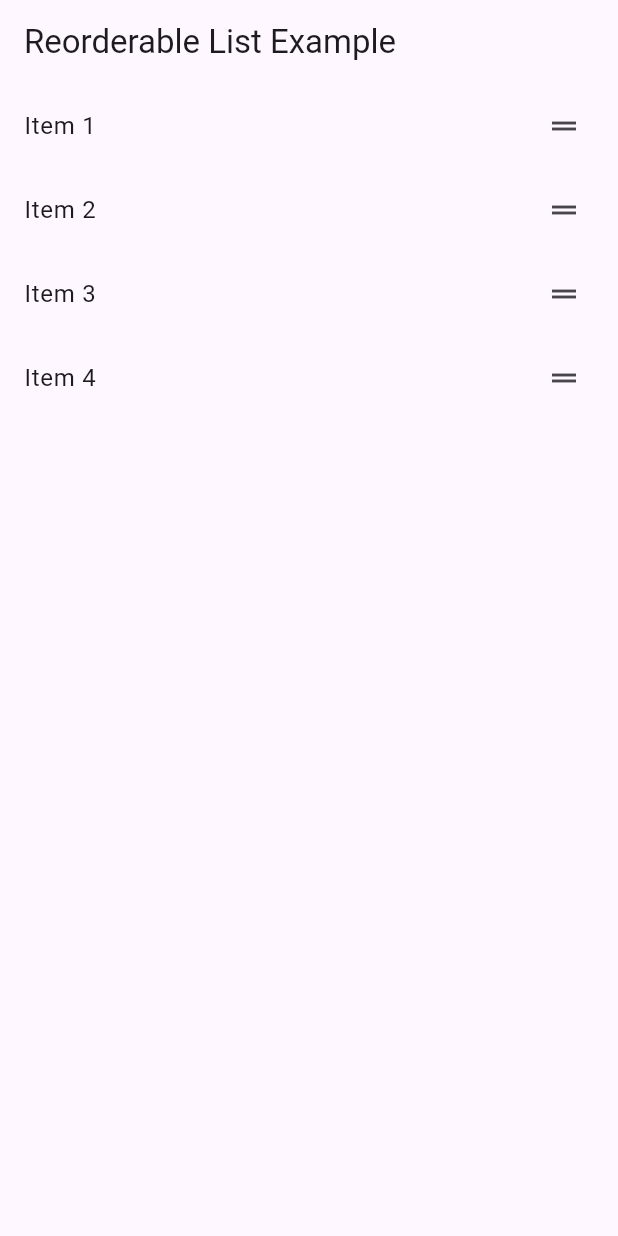
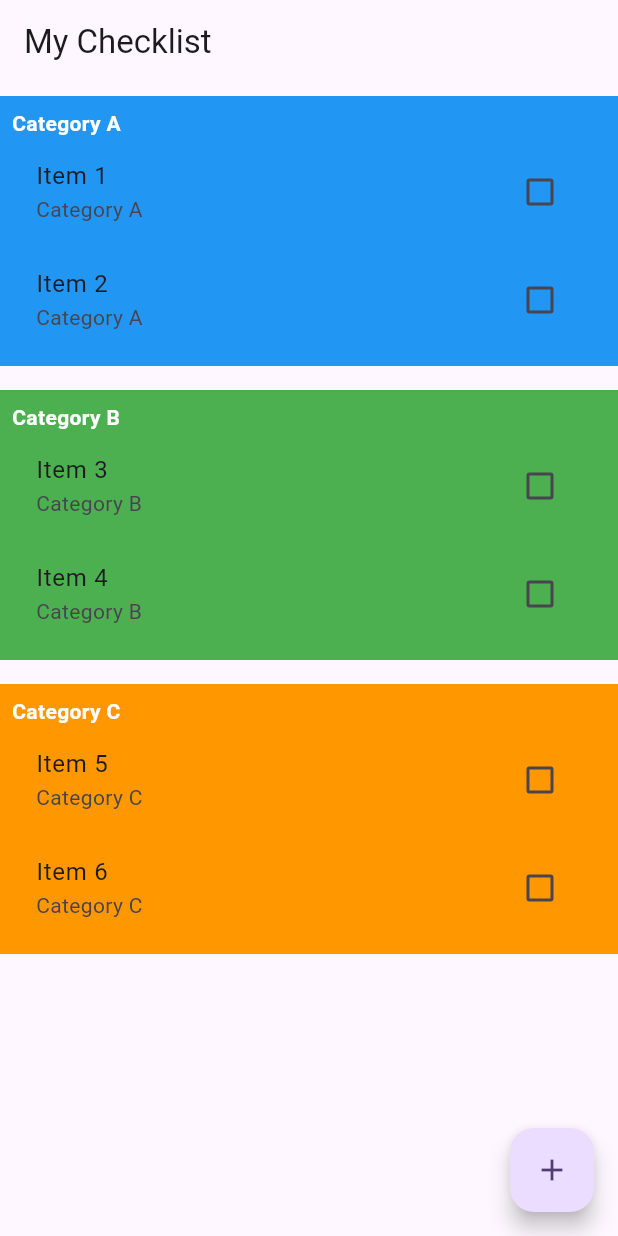
Before and after one commit to l3miage-tornambd/trainingflutter, a Flutter app: the screen it shows after launch, on a phone screen of 412 x 824 dp. Run offline on Flutter 3.47's test engine with Material 3 defaults, Android fonts, the phone set to English and light mode, and no system bars; our stand-ins replace webview_flutter.

Commit message:
Ajout categories

```diff
--- a/lib/main.dart
+++ b/lib/main.dart
@@ -1,9 +1,8 @@
 import 'package:flutter/material.dart';
-import 'package:projects/pages/ReorderableExample.dart';
+import 'package:projects/pages/TestPage.dart';
 import 'package:projects/widgets/CustomBottomBar.dart';
 import 'package:provider/provider.dart';
 
-import 'models/CheckListNotifier.dart';
 
 void main() {
   runApp(
@@ -41,7 +40,7 @@ class MyApp extends StatelessWidget {
         colorScheme: ColorScheme.fromSeed(seedColor: Colors.deepPurple),
         useMaterial3: true,
       ),
-      home: ReorderableExample(),
+      home: TestPage(),
     );
   }
 }
--- a/lib/models/CheckListNotifier.dart
+++ b/lib/models/CheckListNotifier.dart
@@ -9,12 +9,20 @@ class Item {
   Item({required this.id, required this.description, required this.category, this.isDone = false});
 }
 
+class Category {
+  final String name;
+  final Color backgroundColor;
+  final List<Item> items;
+
+  Category({required this.name, required this.backgroundColor, required this.items});
+}
+
 class CheckList {
   final int id;
   final String title;
-  final List<Item> items;
+  final List<Category> categories;
 
-  CheckList({required this.id, required this.title, required this.items});
+  CheckList({required this.id, required this.title, required this.categories});
 }
 
 class CheckListNotifier extends ChangeNotifier {
@@ -22,26 +30,66 @@ class CheckListNotifier extends ChangeNotifier {
   final List<CheckList> checkLists = [
     CheckList(
       id: 1,
-      title: 'Checklist 1',
-      items: [
-        Item(id:101, description: 'Item 1', category: 'Categorie A'),
-        Item(id:102, description: 'Item 2', category: 'Categorie B'),
+      title: 'My Checklist 1',
+      categories: [
+        Category(
+          name: 'Category A',
+          backgroundColor: Colors.blue,
+          items: [
+            Item(id: 101, description: 'Item 1', category: 'Category A'),
+            Item(id: 102, description: 'Item 2', category: 'Category A'),
+          ],
+        ),
+        Category(
+          name: 'Category B',
+          backgroundColor: Colors.green,
+          items: [
+            Item(id: 201, description: 'Item 3', category: 'Category B'),
+            Item(id: 202, description: 'Item 4', category: 'Category B'),
+          ],
+        ),
+        Category(
+          name: 'Category C',
+          backgroundColor: Colors.orange,
+          items: [
+            Item(id: 301, description: 'Item 5', category: 'Category C'),
+            Item(id: 302, description: 'Item 6', category: 'Category C'),
+          ],
+        ),
       ],
     ),
     CheckList(
       id: 2,
-      title: 'Checklist 2',
-      items: [
-        Item(id:201, description: 'Monter', category: 'Categorie A'),
-        Item(id:202, description: 'Descendre', category: 'Categorie B'),
+      title: 'My Checklist 2',
+      categories: [
+        Category(
+          name: 'Category A',
+          backgroundColor: Colors.blue,
+          items: [
+            Item(id: 101, description: 'Item 1', category: 'Category A'),
+            Item(id: 102, description: 'Item 2', category: 'Category A'),
+          ],
+        ),
+        Category(
+          name: 'Category B',
+          backgroundColor: Colors.green,
+          items: [
+            Item(id: 201, description: 'Item 3', category: 'Category B'),
+            Item(id: 202, description: 'Item 4', category: 'Category B'),
+          ],
+        ),
+        Category(
+          name: 'Category C',
+          backgroundColor: Colors.orange,
+          items: [
+            Item(id: 301, description: 'Item 5', category: 'Category C'),
+            Item(id: 302, description: 'Item 6', category: 'Category C'),
+          ],
+        ),
       ],
     ),
   ];
 
-  void toggleItem(CheckList checkList, Item item) {
-    item.isDone = !item.isDone;
-    notifyListeners();
-  }
 
   void addCheckList(List<CheckList> checkLists, CheckList checkList) {
     print('Checklist id: ${checkList.id}');
@@ -54,23 +102,14 @@ class CheckListNotifier extends ChangeNotifier {
     notifyListeners();
   }
 
-  void addItem(CheckList checkList, Item item) {
+  void addItem(CheckList checkList, int categoryIndex, Item item) {
     print('Item id: ${item.id}');
-    checkList.items.add(item);
+    checkList.categories[categoryIndex].items.add(item);
     notifyListeners();
   }
 
-  void removeItem(CheckList checkList, Item item) {
-    checkList.items.remove(item);
-    notifyListeners();
-  }
-
-  void reorderItems(CheckList checkList, int oldIndex, int newIndex) {
-    if (newIndex > oldIndex) {
-      newIndex -= 1;
-    }
-    final item = checkList.items.removeAt(oldIndex);
-    checkList.items.insert(newIndex, item);
+  void removeItem(CheckList checkList, int categoryIndex, Item item) {
+    checkList.categories[categoryIndex].items.remove(item);
     notifyListeners();
   }
 
@@ -82,4 +121,42 @@ class CheckListNotifier extends ChangeNotifier {
     checkLists.insert(newIndex, checkList);
     notifyListeners();
   }
+
+  void reorderCategories(int oldIndex, int newIndex) {
+    if (oldIndex < newIndex) {
+      newIndex -= 1;
+    }
+    final category = checkLists.categories.removeAt(oldIndex);
+    checkLists.categories.insert(newIndex, category);
+    notifyListeners();
+  }
+
+  void reorderItemsInCategory(int categoryIndex, int oldIndex, int newIndex) {
+    if (oldIndex < newIndex) {
+      newIndex -= 1;
+    }
+    final category = checkLists.categories[categoryIndex];
+    final item = category.items.removeAt(oldIndex);
+    category.items.insert(newIndex, item);
+    notifyListeners();
+  }
+
+  void toggleItem(int categoryIndex, int itemIndex) {
+    final item = checkLists.categories[categoryIndex].items[itemIndex];
+    item.isDone = !item.isDone;
+    notifyListeners();
+  }
+
+  void addItemToCategory(int categoryIndex) {
+    final category = checkLists.categories[categoryIndex];
+    category.items.add(
+      Item(
+        id: category.items.length + 1,
+        description: 'New Item ${category.items.length + 1}',
+        category: category.name,
+      ),
+    );
+    notifyListeners();
+  }
+
 }
--- a/lib/pages/CheckListItemPage.dart
+++ b/lib/pages/CheckListItemPage.dart
@@ -13,6 +13,14 @@ class CheckListItemPage extends StatelessWidget {
 
     final checkListNotifier = context.watch<CheckListNotifier>();
 
+    final itemsByCategory = <String, List<Item>>{};
+    for (var item in checkList.items) {
+      if (!itemsByCategory.containsKey(item.category)) {
+        itemsByCategory[item.category] = [];
+      }
+      itemsByCategory[item.category]!.add(item);
+    }
+
     return Scaffold(
       appBar: AppBar(title: Text(checkList.title)),
       body: ReorderableListView.builder(
@@ -21,8 +29,9 @@ class CheckListItemPage extends StatelessWidget {
           checkListNotifier.reorderItems(checkList, oldIndex, newIndex);
         },
         itemBuilder: (context, index) {
-          final item = checkList.items[index];
-          return buildItem(checkListNotifier, index, item, checkList);
+          final String category = itemsByCategory.keys.toList()[index];
+          final List<Item>? items = itemsByCategory[category];
+          return buildItem(checkListNotifier, category, items, checkList);
         },
       ),
       floatingActionButton: FloatingActionButton(
@@ -31,8 +40,8 @@ class CheckListItemPage extends StatelessWidget {
             checkList,
             Item(
               id: ((checkList.id * 100) + checkList.items.length + 1),
-              description: 'New item',
-              category: 'Category',)
+              description: 'Item ${checkList.items.length + 1}',
+              category: 'Category A')
           );
         },
         child: Icon(Icons.add),
@@ -40,15 +49,24 @@ class CheckListItemPage extends StatelessWidget {
     );
   }
 
-  Widget buildItem(CheckListNotifier checkListNotifier, int index, Item item, CheckList checkList) {
-    return CheckboxListTile(
-      key: ValueKey(item.id), // Nécessaire pour ReorderableListView
-      title: Text(item.description),
-      subtitle: Text(item.category),
-      value: item.isDone,
-      onChanged: (bool? value) {
-        checkListNotifier.toggleItem(checkList, item);
-      },
+  Widget buildItem(CheckListNotifier checkListNotifier, String category, List<Item>? items, CheckList checkList) {
+    return ExpansionTile(
+      key: ValueKey(category),
+      title: Text(category),
+      children: items!.map((item) {
+        final itemIndex = checkList.items.indexOf(item);
+        return ReorderableDragStartListener(
+          key: ValueKey(item.id),
+          index: itemIndex,
+          child: CheckboxListTile(
+            title: Text(item.description),
+            value: item.isDone,
+            onChanged: (value) {
+              checkListNotifier.toggleItem(checkList, item);
+            },
+          ),
+        );
+      }).toList(),
     );
   }
 }
--- a/lib/pages/ReorderableExample.dart
+++ /dev/null
@@ -1,38 +0,0 @@
-import 'package:flutter/material.dart';
-
-class ReorderableExample extends StatefulWidget {
-  @override
-
-  _ReorderableExampleState createState() => _ReorderableExampleState();
-}
-
-class _ReorderableExampleState extends State<ReorderableExample> {
-
-  List<String> items = ['Item 1', 'Item 2', 'Item 3', 'Item 4'];
-
-  @override
-  Widget build(BuildContext context) {
-    return Scaffold(
-      appBar: AppBar(title: Text('Reorderable List Example')),
-      body: ReorderableListView(
-        onReorder: (oldIndex, newIndex) {
-          setState(() {
-            if (newIndex > oldIndex) newIndex -= 1; // Décale le nouvel index si nécessaire
-            final item = items.removeAt(oldIndex);  // Retire l'élément
-            items.insert(newIndex, item);           // Insère l'élément à la nouvelle position
-          });
-        },
-        children: List.generate(
-          items.length,
-              (index) {
-            return ListTile(
-              key: ValueKey(items[index]),  // Assurez-vous que chaque élément a une clé unique
-              title: Text(items[index]),
-              trailing: Icon(Icons.drag_handle),
-            );
-          },
-        ),
-      ),
-    );
-  }
-}
--- /dev/null
+++ b/lib/pages/TestPage.dart
@@ -0,0 +1,192 @@
+import 'package:flutter/material.dart';
+import 'package:provider/provider.dart';
+
+class Item {
+  final int id;
+  final String description;
+  final String category;
+  bool isDone;
+
+  Item({
+    required this.id,
+    required this.description,
+    required this.category,
+    this.isDone = false,
+  });
+}
+
+class Category {
+  final String name;
+  final Color backgroundColor;
+  final List<Item> items;
+
+  Category({
+    required this.name,
+    required this.backgroundColor,
+    required this.items,
+  });
+}
+
+class CheckList {
+  final String title;
+  final List<Category> categories;
+
+  CheckList({required this.title, required this.categories});
+}
+
+class CheckListNotifier extends ChangeNotifier {
+  CheckList checkList = CheckList(
+    title: 'My Checklist',
+    categories: [
+      Category(
+        name: 'Category A',
+        backgroundColor: Colors.blue,
+        items: [
+          Item(id: 1, description: 'Item 1', category: 'Category A'),
+          Item(id: 2, description: 'Item 2', category: 'Category A'),
+        ],
+      ),
+      Category(
+        name: 'Category B',
+        backgroundColor: Colors.green,
+        items: [
+          Item(id: 3, description: 'Item 3', category: 'Category B'),
+          Item(id: 4, description: 'Item 4', category: 'Category B'),
+        ],
+      ),
+      Category(
+        name: 'Category C',
+        backgroundColor: Colors.orange,
+        items: [
+          Item(id: 5, description: 'Item 5', category: 'Category C'),
+          Item(id: 6, description: 'Item 6', category: 'Category C'),
+        ],
+      ),
+    ],
+  );
+
+  void reorderCategories(int oldIndex, int newIndex) {
+    if (oldIndex < newIndex) {
+      newIndex -= 1;
+    }
+
+    final category = checkList.categories.removeAt(oldIndex);
+    checkList.categories.insert(newIndex, category);
+    notifyListeners();
+  }
+
+  void reorderItemsInCategory(int categoryIndex, int oldIndex, int newIndex) {
+    if (oldIndex < newIndex) {
+      newIndex -= 1;
+    }
+    final category = checkList.categories[categoryIndex];
+    final item = category.items.removeAt(oldIndex);
+    category.items.insert(newIndex, item);
+    notifyListeners();
+  }
+
+  void toggleItem(int categoryIndex, int itemIndex) {
+    final item = checkList.categories[categoryIndex].items[itemIndex];
+    item.isDone = !item.isDone;
+    notifyListeners();
+  }
+
+  void addItemToCategory(int categoryIndex) {
+    final category = checkList.categories[categoryIndex];
+    category.items.add(
+      Item(
+        id: category.items.length + 1,
+        description: 'New Item ${category.items.length + 1}',
+        category: category.name,
+      ),
+    );
+    notifyListeners();
+  }
+}
+
+
+
+class TestPage extends StatelessWidget {
+  @override
+  Widget build(BuildContext context) {
+    final checkListNotifier = context.watch<CheckListNotifier>();
+    final checkList = checkListNotifier.checkList;
+
+    return Scaffold(
+      appBar: AppBar(title: Text(checkList.title)),
+      body: ReorderableListView.builder(
+        itemCount: checkList.categories.length,
+        onReorder: (oldIndex, newIndex) {
+          checkListNotifier.reorderCategories(oldIndex, newIndex);
+        },
+        proxyDecorator: (child, index, animation) {
+          // Applique un style visuel aux catégories pendant le glissement
+          return Material(
+            elevation: 6,
+            color: Colors.grey.withOpacity(0.9),
+            child: child,
+          );
+        },
+        itemBuilder: (context, categoryIndex) {
+          final category = checkList.categories[categoryIndex];
+          return GestureDetector(
+            key: ValueKey(category.name),
+            onHorizontalDragStart: (_) {}, // Démarrage instantané
+            child: Container(
+              margin: const EdgeInsets.symmetric(vertical: 8.0),
+              padding: const EdgeInsets.all(8.0),
+              color: category.backgroundColor,
+              child: Column(
+                crossAxisAlignment: CrossAxisAlignment.start,
+                children: [
+                  Text(
+                    category.name,
+                    style: TextStyle(
+                      fontWeight: FontWeight.bold,
+                      color: Colors.white,
+                    ),
+                  ),
+                  ReorderableListView.builder(
+                    shrinkWrap: true,
+                    physics: NeverScrollableScrollPhysics(),
+                    itemCount: category.items.length,
+                    onReorder: (oldIndex, newIndex) {
+                      checkListNotifier.reorderItemsInCategory(
+                          categoryIndex, oldIndex, newIndex);
+                    },
+                    proxyDecorator: (child, index, animation) {
+                      // Style visuel pour les items
+                      return Material(
+                        elevation: 3,
+                        color: Colors.blue.withOpacity(0.8),
+                        child: child,
+                      );
+                    },
+                    itemBuilder: (context, itemIndex) {
+                      final item = category.items[itemIndex];
+                      return CheckboxListTile(
+                        key: ValueKey(item.id),
+                        title: Text(item.description),
+                        subtitle: Text(item.category),
+                        value: item.isDone,
+                        onChanged: (bool? value) {
+                          checkListNotifier.toggleItem(categoryIndex, itemIndex);
+                        },
+                      );
+                    },
+                  ),
+                ],
+              ),
+            ),
+          );
+        },
+      ),
+      floatingActionButton: FloatingActionButton(
+        onPressed: () {
+          checkListNotifier.addItemToCategory(0); // Ajoute dans la première catégorie par défaut
+        },
+        child: Icon(Icons.add),
+      ),
+    );
+  }
+}
--- a/lib/widgets/CustomBottomBar.dart
+++ b/lib/widgets/CustomBottomBar.dart
@@ -2,10 +2,6 @@ import 'package:flutter/material.dart';
 import 'package:projects/pages/CheckListsPage.dart';
 import 'package:projects/pages/HomePage.dart';
 import 'package:projects/pages/NotamPage.dart';
-import 'package:projects/pages/ReorderableExample.dart';
-import 'package:provider/provider.dart';
-
-import '../models/CheckListNotifier.dart';
 
 class CustomBottomBar extends StatefulWidget {
   const CustomBottomBar({super.key});
@@ -26,8 +22,7 @@ class _CustomBottomBarState extends State<CustomBottomBar> {
     customBody = [
       HomePage(title: 'Home Page'),
       CheckListsPage(title: 'Checklist'),
-      NotamPage(url: 'https://sofia-briefing.aviation-civile.gouv.fr/sofia/pages/notamadminmenu.html',title: 'Sofia-Briefing Notam'),
-      ReorderableExample()
+      NotamPage(url: 'https://sofia-briefing.aviation-civile.gouv.fr/sofia/pages/notamadminmenu.html',title: 'Sofia-Briefing Notam')
     ];
   }
 
@@ -60,10 +55,6 @@ class _CustomBottomBarState extends State<CustomBottomBar> {
             icon: Icon(Icons.notification_important),
             label: 'Notam',
           ),
-          BottomNavigationBarItem(
-            icon: Icon(Icons.list),
-            label: 'Reorderable',
-          ),
         ],
         type: BottomNavigationBarType.fixed,
         showUnselectedLabels: true,
```
